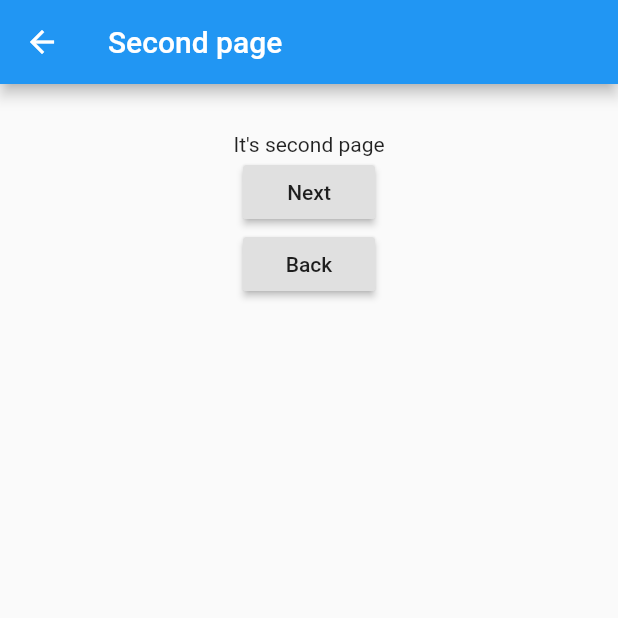
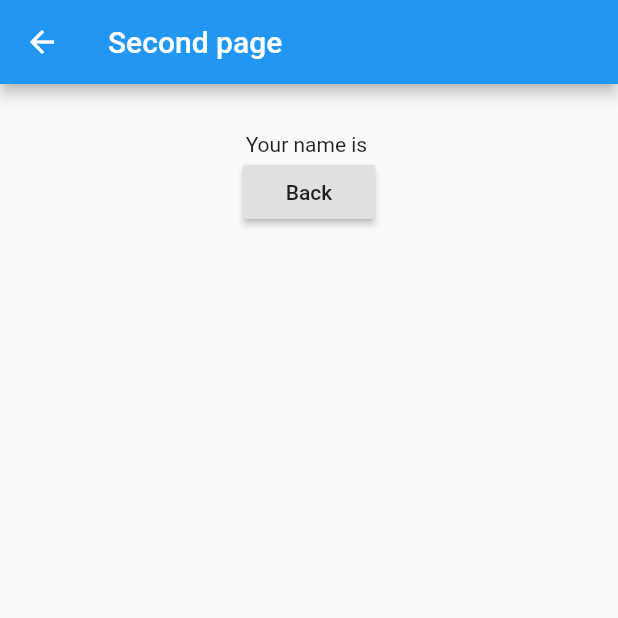
Before and after one commit to MrAnsheff/nn, a Flutter app: the screen it shows after launch, after a tap on "Next", on a phone screen of 412 x 824 dp, the top half of it. Run offline on Flutter 3.47's test engine with Material 2 defaults, Android fonts, the phone set to English and light mode, and no system bars.

```diff
--- /dev/null
+++ b/lib/code/GlobalState.dart
@@ -0,0 +1,10 @@
+import 'package:flutter/material.dart';
+
+class GlobalState{
+  final Map<dynamic, dynamic> _data = <dynamic, dynamic>{};
+  static GlobalState instance = new GlobalState._();
+  GlobalState._();
+
+  set(dynamic key, dynamic value) => _data[key] = value;
+  get(dynamic key) => _data[key];
+}
--- a/lib/main.dart
+++ b/lib/main.dart
@@ -1,7 +1,6 @@
 import 'package:flutter/material.dart';
 import './screens/home.dart';
 import './screens/second.dart';
-import './screens/third.dart';
 
 void main(){
   runApp(new MyApp());
@@ -15,7 +14,6 @@ class MyApp extends StatelessWidget{
       routes: <String, WidgetBuilder>{
         '/Home': (BuildContext context) => new Home(),
         '/Second': (BuildContext context) => new Second(),
-        '/Third': (BuildContext context) => new Third(),
       },
       home: new Home(),
     );
--- a/lib/screens/home.dart
+++ b/lib/screens/home.dart
@@ -1,4 +1,5 @@
 import 'package:flutter/material.dart';
+import '../code/GlobalState.dart';
 
 class Home extends StatefulWidget {
   @override
@@ -6,6 +7,23 @@ class Home extends StatefulWidget {
 }
 
 class _HomeState extends State<Home> {
+
+  TextEditingController name;
+  GlobalState _store = GlobalState.instance;
+
+  @override
+    void initState() {
+      // TODO: implement initState
+      name = new TextEditingController();
+      _store.set("name", "");
+      name.text = _store.get("name");
+    }
+
+  void onPressed(){
+    _store.set("name", name.text);
+    Navigator.of(context).pushNamed('/Second');
+  }
+
   @override
   Widget build(BuildContext context) {
     return new Scaffold(
@@ -17,9 +35,12 @@ class _HomeState extends State<Home> {
         child: new Center(
           child: new Column(
             children: <Widget>[
-              new Text("It's home page"),
+              new TextField(
+                controller: name,
+                decoration: InputDecoration(labelText: "Enter your name!"),
+              ),
               RaisedButton(
-                onPressed: () => Navigator.of(context).pushNamed('/Second'),
+                onPressed: onPressed,
                 child: Text("Next"),
               ),
             ],
--- a/lib/screens/second.dart
+++ b/lib/screens/second.dart
@@ -1,4 +1,5 @@
 import 'package:flutter/material.dart';
+import '../code/GlobalState.dart';
 
 class Second extends StatefulWidget {
   @override
@@ -6,6 +7,8 @@ class Second extends StatefulWidget {
 }
 
 class _SecondState extends State<Second> {
+  GlobalState _store = GlobalState.instance;
+
   @override
   Widget build(BuildContext context) {
     return new Scaffold(
@@ -17,18 +20,10 @@ class _SecondState extends State<Second> {
         child: new Center(
           child: new Column(
             children: <Widget>[
-              new Text("It's second page"),
-              RaisedButton(
-                onPressed: () => Navigator.of(context).pushNamed('/Third'),
-                child: Text("Next"),
-              ),
+              new Text("Your name is ${_store.get('name')}"),
               RaisedButton(
                 onPressed: () {
-                  if(Navigator.of(context).canPop()){
                     Navigator.of(context).pop();
-                  } else {
-                    Navigator.of(context).pushNamed('/Home');
-                  }
                 },
                 child: Text("Back"),
               ),
```
Also changed, not shown: lib/screens/third.dart (deleted, +0 -31 lines).
